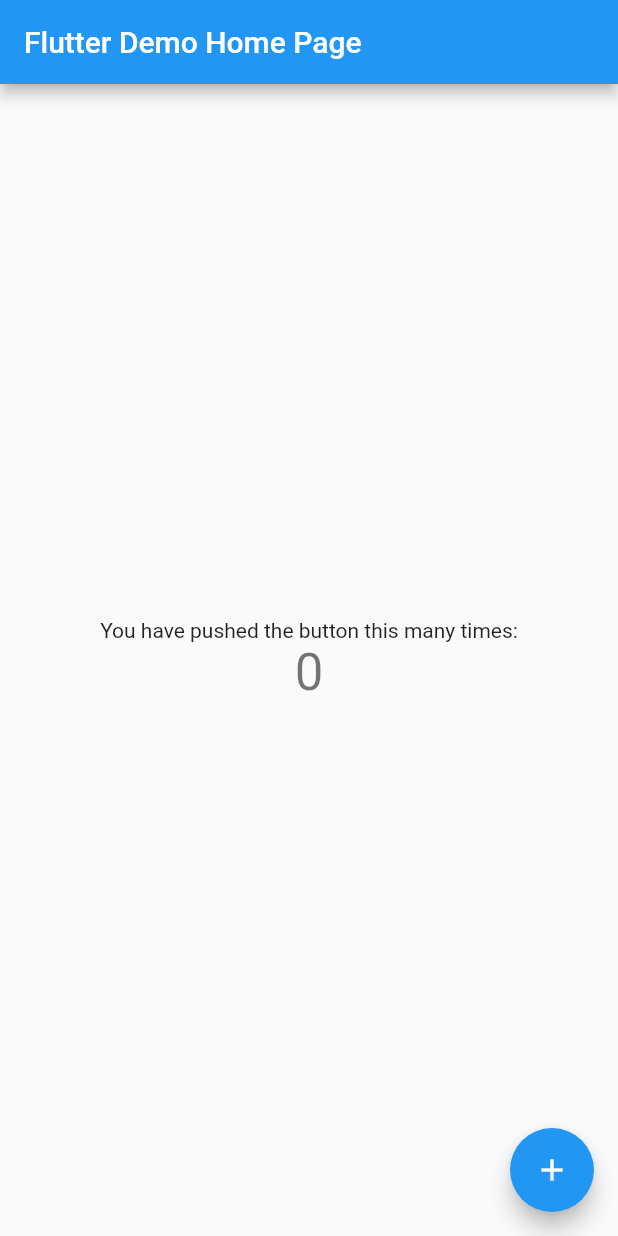
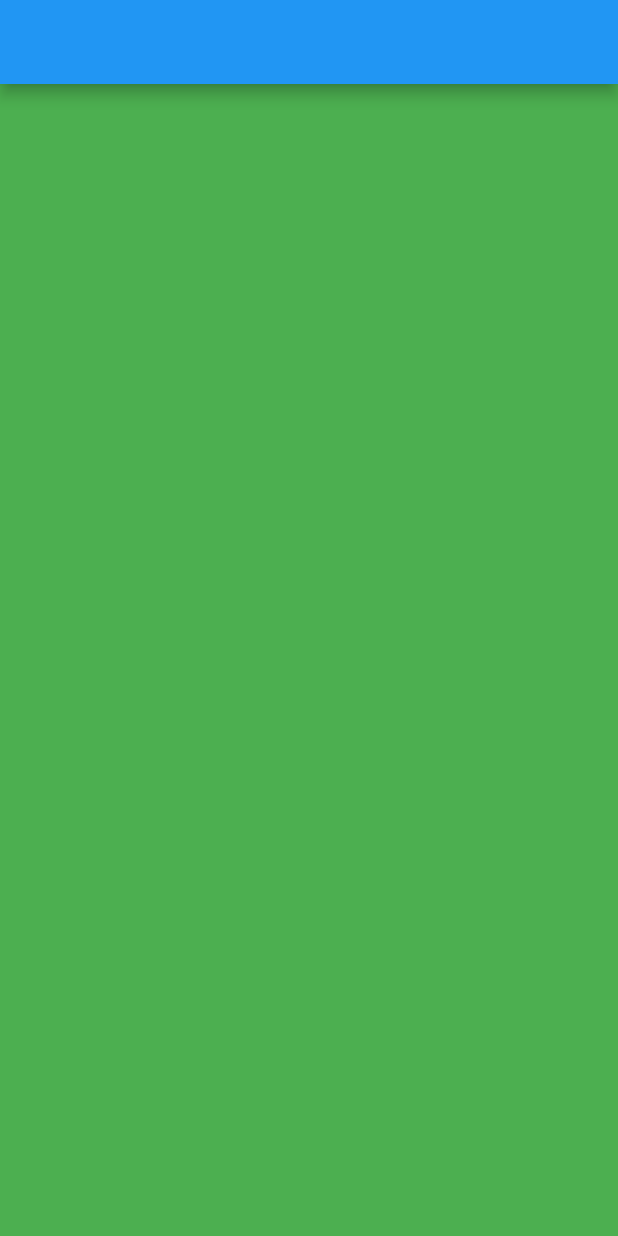
Before and after one commit to goekhantopcu/money_tracker, a Flutter app: the screen it shows after launch, on a phone screen of 412 x 824 dp. Run offline on Flutter 3.47's test engine with Material 2 defaults, Android fonts, the phone set to English and light mode, and no system bars.

Commit message:
add useful dependencies and initial routes

```diff
--- /dev/null
+++ b/lib/app.dart
@@ -0,0 +1,17 @@
+import 'package:flutter/material.dart';
+import 'package:money_tracker/routes/initial_route.dart';
+
+class MoneyTrackerApp extends StatelessWidget {
+  const MoneyTrackerApp({Key? key}) : super(key: key);
+
+  @override
+  Widget build(BuildContext context) {
+    return MaterialApp(
+      title: 'Money Tracker',
+      theme: ThemeData(
+        primarySwatch: Colors.blue,
+      ),
+      home: const InitialPage(),
+    );
+  }
+}
--- a/lib/main.dart
+++ b/lib/main.dart
@@ -1,115 +1,6 @@
 import 'package:flutter/material.dart';
+import 'package:money_tracker/app.dart';
 
 void main() {
-  runApp(const MyApp());
+  runApp(const MoneyTrackerApp());
 }
-
-class MyApp extends StatelessWidget {
-  const MyApp({Key? key}) : super(key: key);
-
-  // This widget is the root of your application.
-  @override
-  Widget build(BuildContext context) {
-    return MaterialApp(
-      title: 'Flutter Demo',
-      theme: ThemeData(
-        // This is the theme of your application.
-        //
-        // Try running your application with "flutter run". You'll see the
-        // application has a blue toolbar. Then, without quitting the app, try
-        // changing the primarySwatch below to Colors.green and then invoke
-        // "hot reload" (press "r" in the console where you ran "flutter run",
-        // or simply save your changes to "hot reload" in a Flutter IDE).
-        // Notice that the counter didn't reset back to zero; the application
-        // is not restarted.
-        primarySwatch: Colors.blue,
-      ),
-      home: const MyHomePage(title: 'Flutter Demo Home Page'),
-    );
-  }
-}
-
-class MyHomePage extends StatefulWidget {
-  const MyHomePage({Key? key, required this.title}) : super(key: key);
-
-  // This widget is the home page of your application. It is stateful, meaning
-  // that it has a State object (defined below) that contains fields that affect
-  // how it looks.
-
-  // This class is the configuration for the state. It holds the values (in this
-  // case the title) provided by the parent (in this case the App widget) and
-  // used by the build method of the State. Fields in a Widget subclass are
-  // always marked "final".
-
-  final String title;
-
-  @override
-  State<MyHomePage> createState() => _MyHomePageState();
-}
-
-class _MyHomePageState extends State<MyHomePage> {
-  int _counter = 0;
-
-  void _incrementCounter() {
-    setState(() {
-      // This call to setState tells the Flutter framework that something has
-      // changed in this State, which causes it to rerun the build method below
-      // so that the display can reflect the updated values. If we changed
-      // _counter without calling setState(), then the build method would not be
-      // called again, and so nothing would appear to happen.
-      _counter++;
-    });
-  }
-
-  @override
-  Widget build(BuildContext context) {
-    // This method is rerun every time setState is called, for instance as done
-    // by the _incrementCounter method above.
-    //
-    // The Flutter framework has been optimized to make rerunning build methods
-    // fast, so that you can just rebuild anything that needs updating rather
-    // than having to individually change instances of widgets.
-    return Scaffold(
-      appBar: AppBar(
-        // Here we take the value from the MyHomePage object that was created by
-        // the App.build method, and use it to set our appbar title.
-        title: Text(widget.title),
-      ),
-      body: Center(
-        // Center is a layout widget. It takes a single child and positions it
-        // in the middle of the parent.
-        child: Column(
-          // Column is also a layout widget. It takes a list of children and
-          // arranges them vertically. By default, it sizes itself to fit its
-          // children horizontally, and tries to be as tall as its parent.
-          //
-          // Invoke "debug painting" (press "p" in the console, choose the
-          // "Toggle Debug Paint" action from the Flutter Inspector in Android
-          // Studio, or the "Toggle Debug Paint" command in Visual Studio Code)
-          // to see the wireframe for each widget.
-          //
-          // Column has various properties to control how it sizes itself and
-          // how it positions its children. Here we use mainAxisAlignment to
-          // center the children vertically; the main axis here is the vertical
-          // axis because Columns are vertical (the cross axis would be
-          // horizontal).
-          mainAxisAlignment: MainAxisAlignment.center,
-          children: <Widget>[
-            const Text(
-              'You have pushed the button this many times:',
-            ),
-            Text(
-              '$_counter',
-              style: Theme.of(context).textTheme.headline4,
-            ),
-          ],
-        ),
-      ),
-      floatingActionButton: FloatingActionButton(
-        onPressed: _incrementCounter,
-        tooltip: 'Increment',
-        child: const Icon(Icons.add),
-      ), // This trailing comma makes auto-formatting nicer for build methods.
-    );
-  }
-}
--- /dev/null
+++ b/lib/routes/initial_route.dart
@@ -0,0 +1,18 @@
+import 'package:flutter/material.dart';
+
+class InitialPage extends StatefulWidget {
+  const InitialPage({Key? key}) : super(key: key);
+
+  @override
+  _InitialPageState createState() => _InitialPageState();
+}
+
+class _InitialPageState extends State<InitialPage> {
+  @override
+  Widget build(BuildContext context) {
+    return Scaffold(
+      appBar: AppBar(),
+      body: Container(color: Colors.green),
+    );
+  }
+}
--- a/pubspec.yaml
+++ b/pubspec.yaml
@@ -29,6 +29,8 @@ environment:
 dependencies:
   flutter:
     sdk: flutter
+  provider: ^6.0.2
+  hive: ^2.0.5
 
 
   # The following adds the Cupertino Icons font to your application.
```
Also changed, not shown: pubspec.lock, 1 other file.
